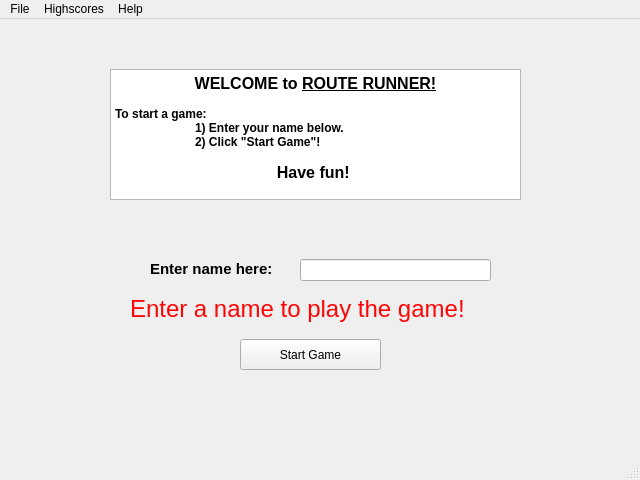
Old version of the form RouteRunnerProject/gamewindow.ui in the repository Quinten-gs/RouteRunnerGame.
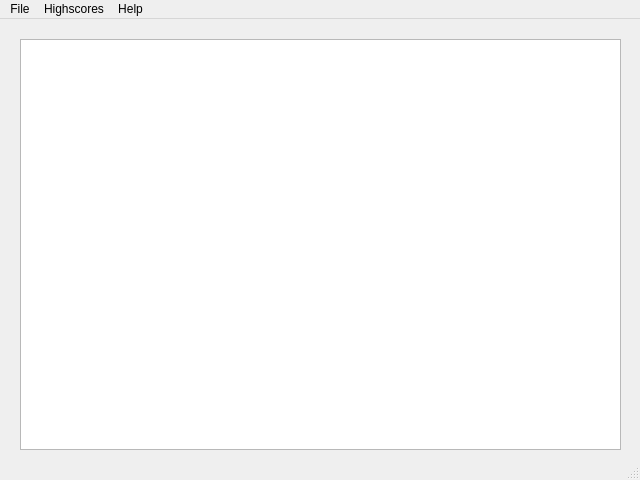
New version of the form.

Patch:
```diff
--- a/RouteRunnerProject/gamewindow.ui
+++ b/RouteRunnerProject/gamewindow.ui
@@ -92,6 +92,16 @@
      <string>&lt;html&gt;&lt;head/&gt;&lt;body&gt;&lt;p&gt;&lt;span style=&quot; font-size:18pt; color:#fd0606;&quot;&gt;Enter a name to play the game! &lt;/span&gt;&lt;/p&gt;&lt;/body&gt;&lt;/html&gt;</string>
     </property>
    </widget>
+   <widget class="QGraphicsView" name="graphicsView">
+    <property name="geometry">
+     <rect>
+      <x>20</x>
+      <y>20</y>
+      <width>601</width>
+      <height>411</height>
+     </rect>
+    </property>
+   </widget>
   </widget>
   <widget class="QMenuBar" name="menubar">
    <property name="geometry">
```
Left out of the diff: 7 changed lines with no effect on the pictures.
